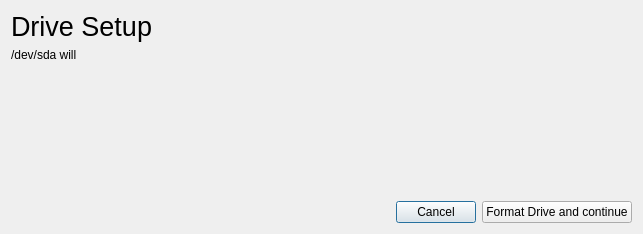
The window that erasedrivedialog.ui (vicr123/theos-installer) describes before a commit, drawn with Qt 5.
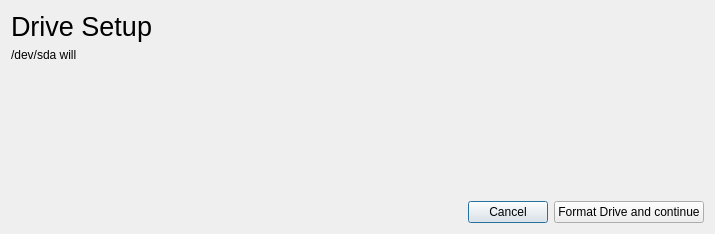
The same window after the commit. Icons and pictures are not drawn.

```diff
--- a/erasedrivedialog.ui
+++ b/erasedrivedialog.ui
@@ -6,7 +6,7 @@
    <rect>
     <x>0</x>
     <y>0</y>
-    <width>643</width>
+    <width>715</width>
     <height>234</height>
    </rect>
   </property>
```
